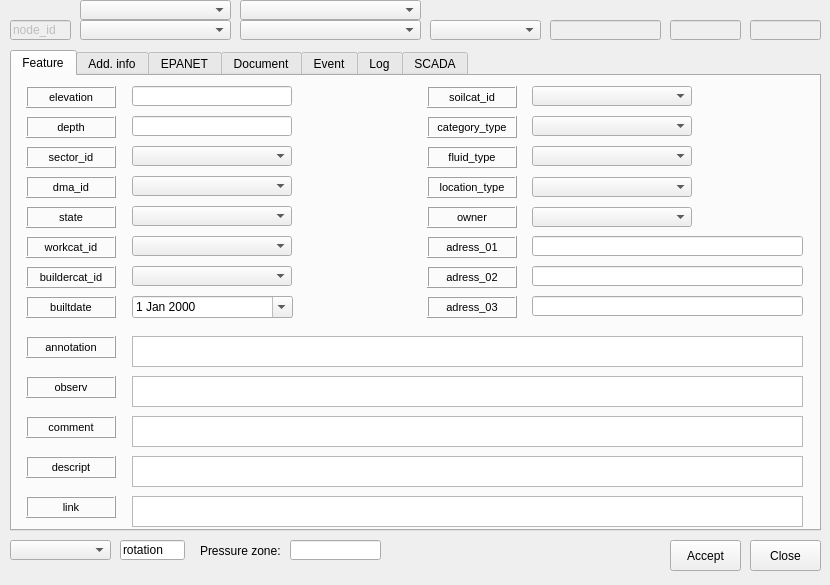
The window that ui/ws_node.ui (Giswater/giswater_qgis_plugin) describes before a commit, drawn with Qt 5.
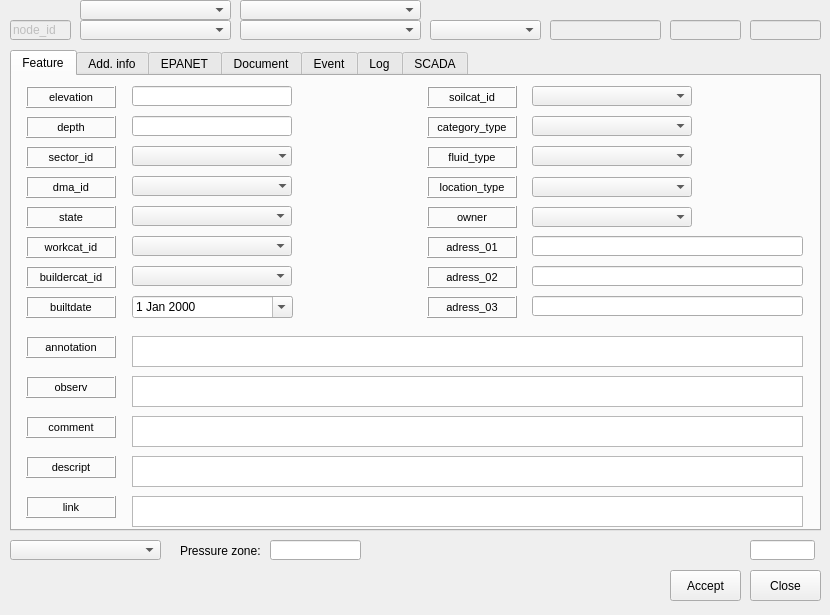
The same window after the commit. The open tabs and pages were chosen to show the change.

Commit message: #Button 34 - complete auto-completion to a QLineEdit

```diff
--- a/ui/ws_node.ui
+++ b/ui/ws_node.ui
@@ -7,19 +7,19 @@
     <x>0</x>
     <y>0</y>
     <width>830</width>
-    <height>585</height>
+    <height>615</height>
    </rect>
   </property>
   <property name="minimumSize">
    <size>
     <width>830</width>
-    <height>585</height>
+    <height>615</height>
    </size>
   </property>
   <property name="maximumSize">
    <size>
     <width>830</width>
-    <height>585</height>
+    <height>615</height>
    </size>
   </property>
   <property name="windowTitle">
@@ -37,6 +37,9 @@
      <height>481</height>
     </rect>
    </property>
+   <property name="tabShape">
+    <enum>QTabWidget::Rounded</enum>
+   </property>
    <property name="currentIndex">
     <number>0</number>
    </property>
@@ -612,6 +615,9 @@
        <height>20</height>
       </rect>
      </property>
+     <property name="frame">
+      <bool>false</bool>
+     </property>
     </widget>
     <widget class="QLabel" name="label_builtdate">
      <property name="geometry">
@@ -694,6 +700,15 @@
        <height>20</height>
       </rect>
      </property>
+     <property name="autoFillBackground">
+      <bool>true</bool>
+     </property>
+     <property name="maxVisibleItems">
+      <number>8</number>
+     </property>
+     <property name="frame">
+      <bool>false</bool>
+     </property>
     </widget>
     <widget class="QLineEdit" name="adress_03">
      <property name="geometry">
@@ -8597,14 +8612,14 @@
   <widget class="QLineEdit" name="rotation">
    <property name="geometry">
     <rect>
-     <x>120</x>
+     <x>750</x>
      <y>540</y>
      <width>65</width>
      <height>20</height>
     </rect>
    </property>
    <property name="text">
-    <string>rotation</string>
+    <string/>
    </property>
   </widget>
   <widget class="QLineEdit" name="node_id">
@@ -8691,7 +8706,7 @@
     <rect>
      <x>10</x>
      <y>540</y>
-     <width>101</width>
+     <width>151</width>
      <height>20</height>
     </rect>
    </property>
@@ -8700,7 +8715,7 @@
    <property name="geometry">
     <rect>
      <x>670</x>
-     <y>540</y>
+     <y>570</y>
      <width>71</width>
      <height>31</height>
     </rect>
@@ -8713,7 +8728,7 @@
    <property name="geometry">
     <rect>
      <x>750</x>
-     <y>540</y>
+     <y>570</y>
      <width>71</width>
      <height>31</height>
     </rect>
@@ -8775,7 +8790,7 @@
   <widget class="QLabel" name="label_pressure_zone">
    <property name="geometry">
     <rect>
-     <x>200</x>
+     <x>180</x>
      <y>540</y>
      <width>90</width>
      <height>22</height>
@@ -8811,7 +8826,7 @@
   <widget class="QLineEdit" name="presszonecat_id">
    <property name="geometry">
     <rect>
-     <x>290</x>
+     <x>270</x>
      <y>540</y>
      <width>91</width>
      <height>20</height>
```
Left out of the diff: 133 changed lines with no effect on the pictures. The commit also changes 20 other files.
